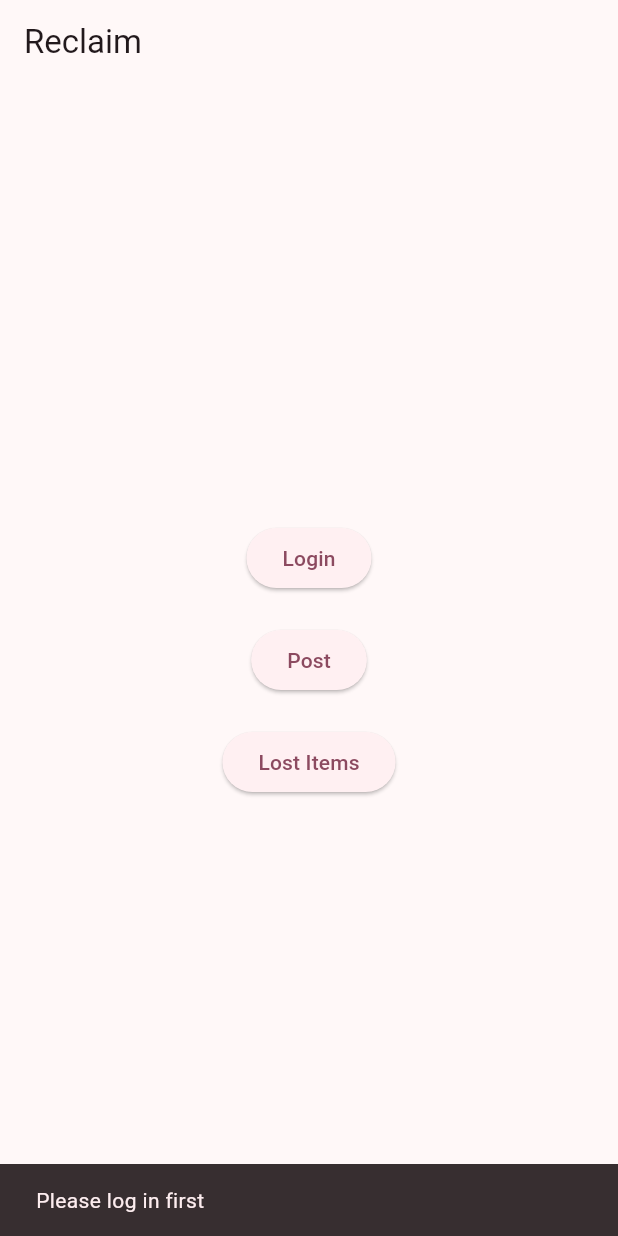
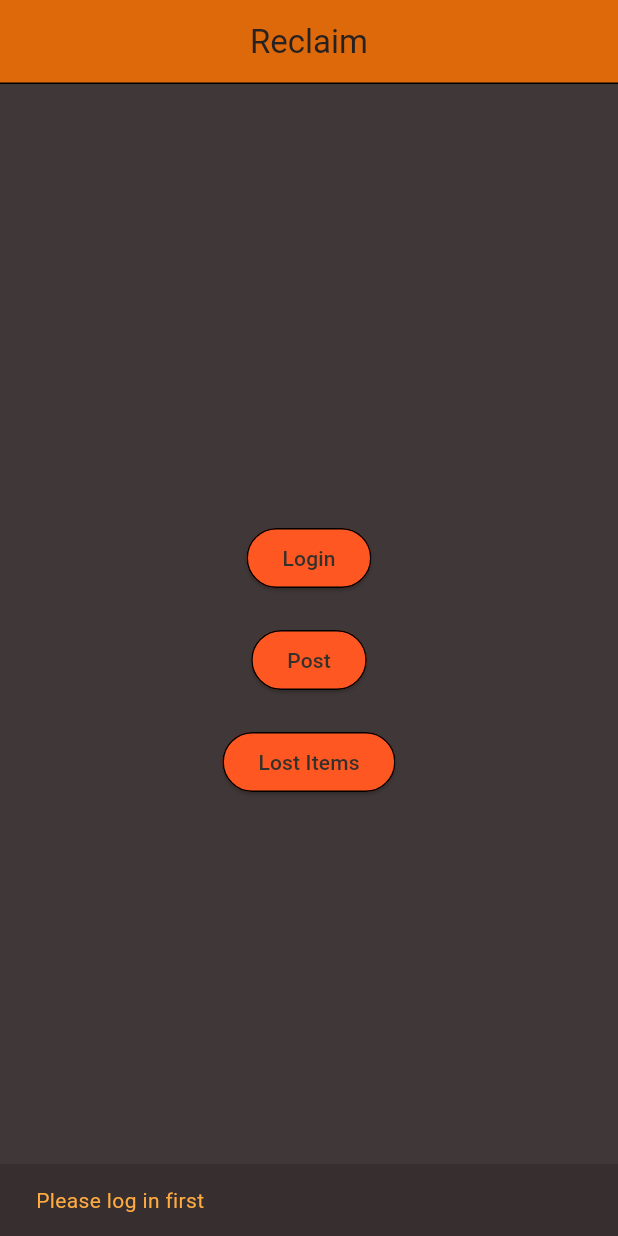
Before and after one commit to CollinU06/Reclaim-app, a Flutter app: the screen it shows after launch, after a tap on "Post", on a phone screen of 412 x 824 dp. Run offline on Flutter 3.47's test engine with Material 3 defaults, Android fonts, the phone set to English and light mode, and no system bars; our stand-ins replace cloud_firestore, firebase_auth, firebase_core, image_picker; missing offline and left inert: firebase_ui_auth; accounts and stored records are empty.

Commit message:
Work revised by Dr.Goadrich

```diff
--- a/lib/Pages/home_page.dart
+++ b/lib/Pages/home_page.dart
@@ -25,14 +25,28 @@ class _HomePageState extends State<HomePage> {
   @override
   Widget build(BuildContext context) {
     return Scaffold(
+      backgroundColor: const Color.fromARGB(255, 64, 56, 56),
+
       appBar: AppBar(
-        title: const Text('Reclaim'),
+        backgroundColor: const Color.fromARGB(255, 221, 105, 10),
+        shape: const Border(bottom: BorderSide(color: Colors.black)),
+
+        title: const Center(
+          child: Text(
+            'Reclaim',
+            style: TextStyle(color: Color.fromARGB(255, 39, 33, 33)),
+          ),
+        ),
       ),
       body: Center(
         child: Column(
           mainAxisAlignment: MainAxisAlignment.center,
           children: [
             ElevatedButton(
+              style: ElevatedButton.styleFrom(
+                backgroundColor: Colors.deepOrange,
+                side: const BorderSide(color: Colors.black),
+              ),
               // onPressed is null when signed in, which greys out the button
               onPressed: _isUserSignedIn
                   ? null
@@ -50,7 +64,10 @@ class _HomePageState extends State<HomePage> {
                                 Navigator.pop(context);
                               }),
                               // go back to the home screen after making an account
-                              AuthStateChangeAction<UserCreated>((context, state) {
+                              AuthStateChangeAction<UserCreated>((
+                                context,
+                                state,
+                              ) {
                                 _signedIn();
                                 Navigator.pop(context);
                               }),
@@ -59,7 +76,10 @@ class _HomePageState extends State<HomePage> {
                         ),
                       );
                     },
-              child: const Text('Login'),
+              child: const Text(
+                'Login',
+                style: TextStyle(color: Color.fromARGB(255, 52, 48, 43)),
+              ),
             ),
             const SizedBox(height: 20),
             ElevatedButton(
@@ -67,7 +87,12 @@ class _HomePageState extends State<HomePage> {
                 // you have to be logged in to post
                 if (!_isUserSignedIn) {
                   ScaffoldMessenger.of(context).showSnackBar(
-                    const SnackBar(content: Text('Please log in first')),
+                    const SnackBar(
+                      content: Text(
+                        'Please log in first',
+                        style: TextStyle(color: Colors.orangeAccent),
+                      ),
+                    ),
                   );
                   return;
                 }
@@ -86,18 +111,34 @@ class _HomePageState extends State<HomePage> {
                 Navigator.push(
                   context,
                   MaterialPageRoute(
-                    builder: (context) => PostCreatorPage(imagePath: photo.path),
+                    builder: (context) =>
+                        PostCreatorPage(imagePath: photo.path),
                   ),
                 );
               },
               child: const Text('Post'),
+              style: ElevatedButton.styleFrom(
+                backgroundColor: Colors.deepOrange,
+                foregroundColor: const Color.fromARGB(255, 52, 48, 43),
+                side: const BorderSide(color: Colors.black),
+              ),
             ),
             const SizedBox(height: 20),
             ElevatedButton(
               onPressed: () {
-                Navigator.push(context, MaterialPageRoute(builder: (context) => LostItemsScreen(),));
+                Navigator.push(
+                  context,
+                  MaterialPageRoute(builder: (context) => LostItemsScreen()),
+                );
               },
-              child: const Text('Lost Items'),
+              style: ElevatedButton.styleFrom(
+                backgroundColor: Colors.deepOrange,
+                side: const BorderSide(color: Colors.black),
+              ),
+              child: const Text(
+                'Lost Items',
+                style: TextStyle(color: Color.fromARGB(255, 52, 48, 43)),
+              ),
             ),
           ],
         ),
```
Also changed, not shown: lib/Pages/lost_items_screen.dart (+97 -46 lines), pubspec.lock.
